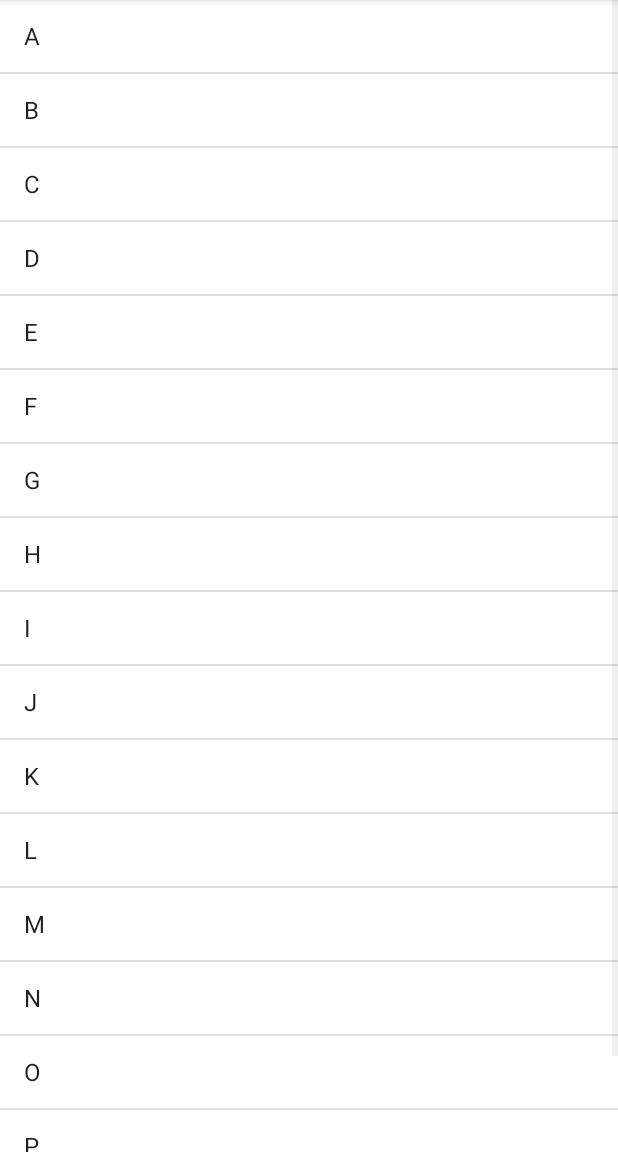
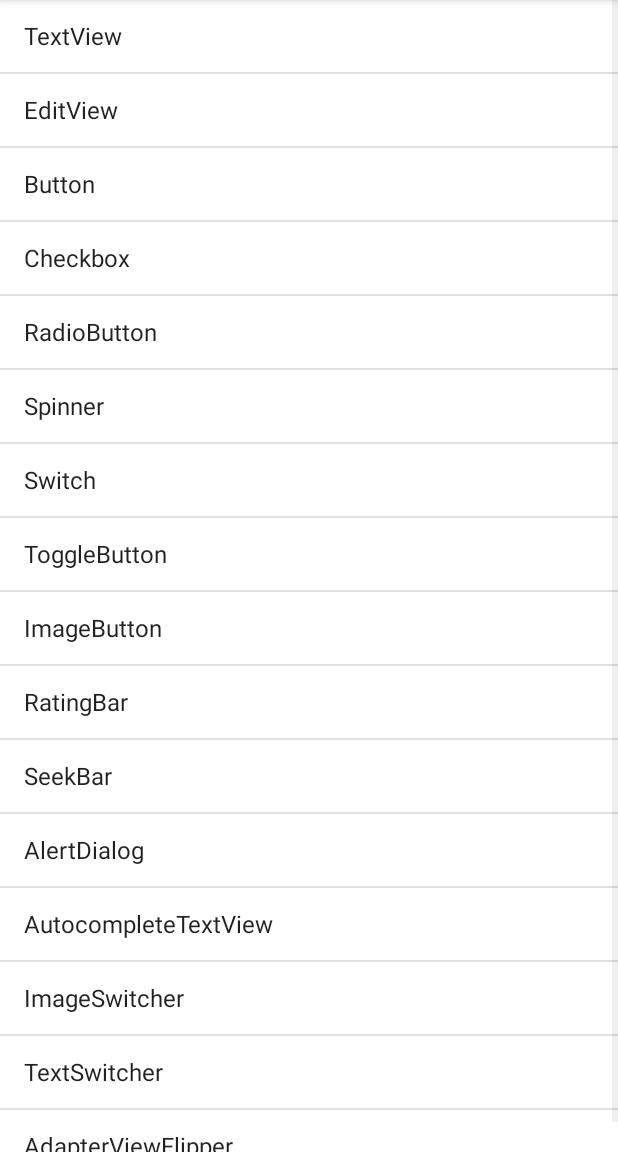
Before and after one commit to mgckaled/Android_App_Login, an Android app: the PrincipalActivity screen opened directly, with no data from a screen before it, on a phone screen of 412 x 824 dp, the part 84-1236 px from its top. Run offline under Robolectric (Android 15) with nearby library versions, the phone set to English and light mode, and no system bars.

Commit message:
Inclusão de acesso a Activity através da ListView

```diff
--- a/app/src/main/AndroidManifest.xml
+++ b/app/src/main/AndroidManifest.xml
@@ -9,7 +9,8 @@
     android:roundIcon="@mipmap/ic_launcher_round"
     android:supportsRtl="true"
     android:theme="@style/Theme.Android_App_Login">
-    <activity android:name=".PrincipalActivity"></activity>
+    <activity android:name=".Activity_uIWTextView"></activity>
+    <activity android:name=".PrincipalActivity" />
     <activity android:name=".MainActivity">
       <intent-filter>
         <action android:name="android.intent.action.MAIN" />
--- a/app/src/main/java/com/example/android_app_login/PrincipalActivity.java
+++ b/app/src/main/java/com/example/android_app_login/PrincipalActivity.java
@@ -4,7 +4,10 @@ import androidx.appcompat.app.AppCompatActivity;
 
 import android.content.Intent;
 import android.os.Bundle;
+import android.view.View;
+import android.widget.AdapterView;
 import android.widget.ArrayAdapter;
+import android.widget.ListAdapter;
 import android.widget.ListView;
 import android.widget.Toast;
 
@@ -14,8 +17,9 @@ public class PrincipalActivity extends AppCompatActivity {
     ListView listView;
     // Data to be displayed into list
     String[] uIWidgets = {
-            "A", "B", "C", "D", "E", "F", "G", "H", "I", "J", "K", "L", "M", "N",
-            "O", "P", "Q"
+            "TextView", "EditView", "Button", "Checkbox", "RadioButton", "Spinner",
+            "Switch", "ToggleButton", "ImageButton", "RatingBar", "SeekBar", "AlertDialog",
+            "AutocompleteTextView", "ImageSwitcher", "TextSwitcher", "AdapterViewFlipper"
     };
     ArrayAdapter<String> arrayAdapter;
 
@@ -35,7 +39,20 @@ public class PrincipalActivity extends AppCompatActivity {
         // associate with the widgets on layout
         listView = findViewById(R.id.listview);
 
-        arrayAdapter = new ArrayAdapter<>(this, android.R.layout.simple_list_item_1, uIWidgets);
-        listView.setAdapter(arrayAdapter);
+        ListAdapter adapter = new ArrayAdapter<>(this,
+                android.R.layout.simple_list_item_1,
+                android.R.id.text1, uIWidgets);
+
+        listView.setAdapter(adapter);
+
+        listView.setOnItemClickListener(new AdapterView.OnItemClickListener() {
+            @Override
+            public void onItemClick(AdapterView<?> adapterView, View view, int i, long l) {
+                if (i == 0) {
+                    Intent intent = new Intent(view.getContext(),Activity_uIWTextView.class);
+                    startActivity(intent);
+                }
+            }
+        });
     }
 }
```
Also changed, not shown: app/src/main/java/com/example/android_app_login/Activity_uIWTextView.java (added, +14 -0 lines), app/src/main/res/layout/activity_u_i_w_text_view.xml (added, +23 -0 lines).
